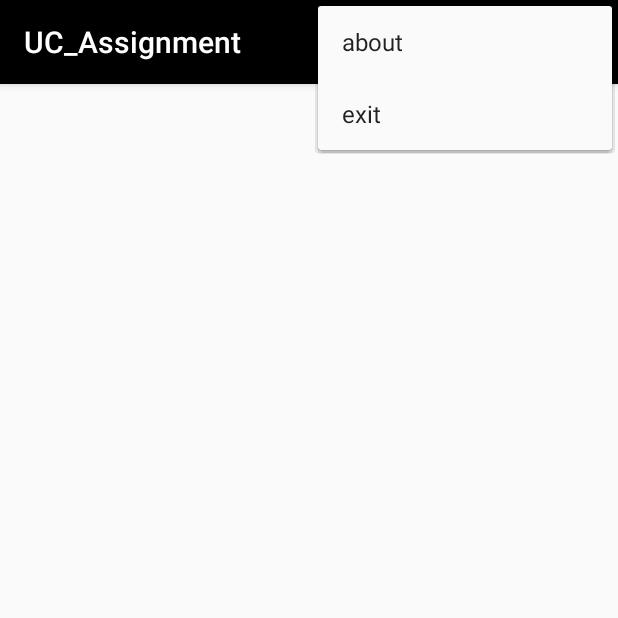
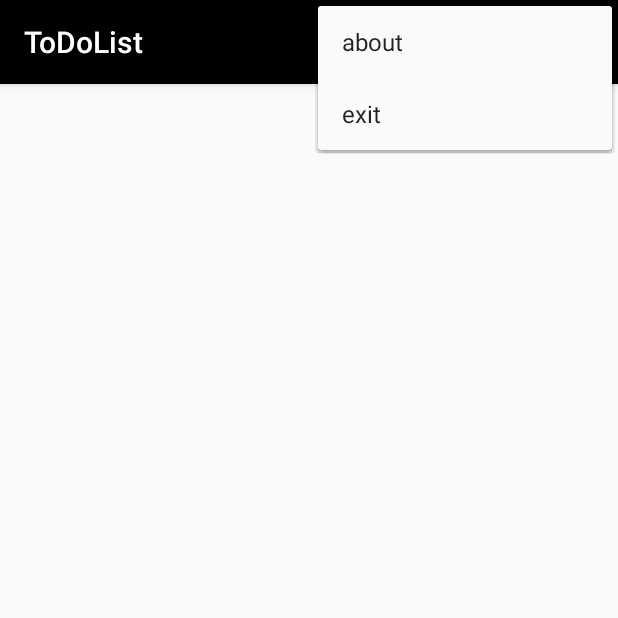
Before and after one commit to Meghna2198/UC_Assignment, an Android app: the screen it shows after launch (MainActivity), with the options menu open, on a phone screen of 412 x 824 dp, the top half of it. Run offline under Robolectric (Android 15) with nearby library versions, the phone set to English and light mode, and no system bars.

Commit message:
Database Name Changed

```diff
--- a/app/src/main/AndroidManifest.xml
+++ b/app/src/main/AndroidManifest.xml
@@ -4,8 +4,8 @@
 
     <application
         android:allowBackup="true"
-        android:icon="@mipmap/ic_launcher"
-        android:label="@string/app_name"
+        android:icon="@drawable/ic_launcher_background"
+        android:label="ToDoList"
         android:roundIcon="@mipmap/ic_launcher_round"
         android:supportsRtl="true"
         android:theme="@style/AppTheme">
--- a/app/src/main/java/com/mmit/uc_assignment/DatabaseHelper.java
+++ b/app/src/main/java/com/mmit/uc_assignment/DatabaseHelper.java
@@ -15,7 +15,7 @@ public class DatabaseHelper extends SQLiteOpenHelper {
   //  public static final String DESC = "description";
 
     // Database Information
-    static final String DB_NAME = "UCA.DB";
+    static final String DB_NAME = "ToDoList.DB";
     // database version
     static final int DB_VERSION = 1;
 
```
Also changed, not shown: app/src/main/res/layout/rowlayout.xml (+6 -1 lines).
